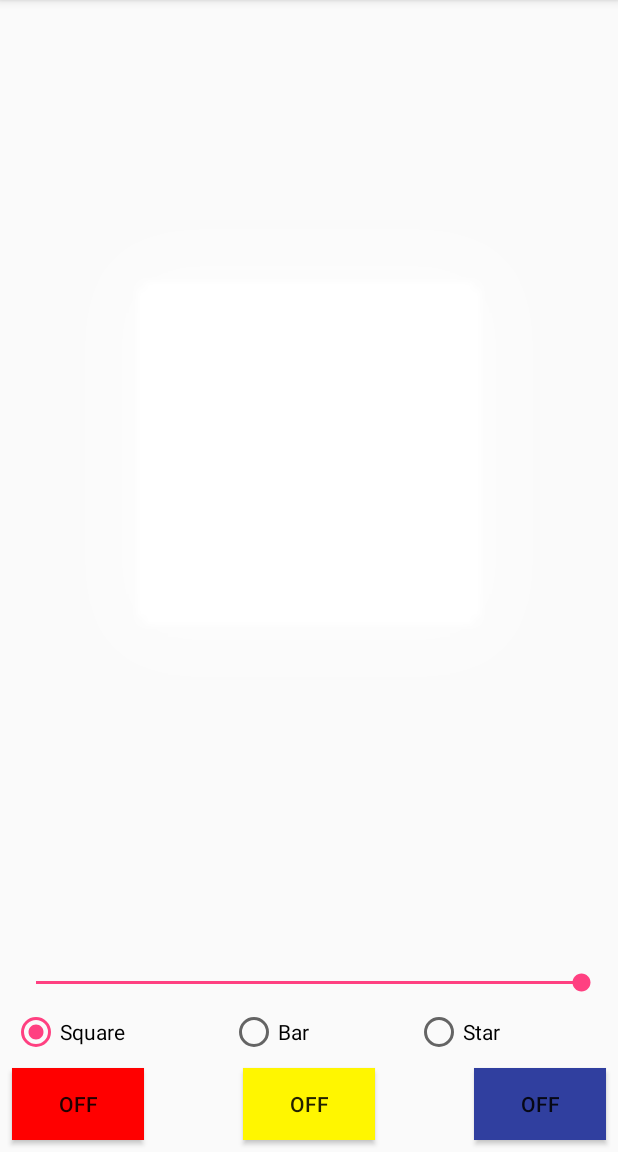
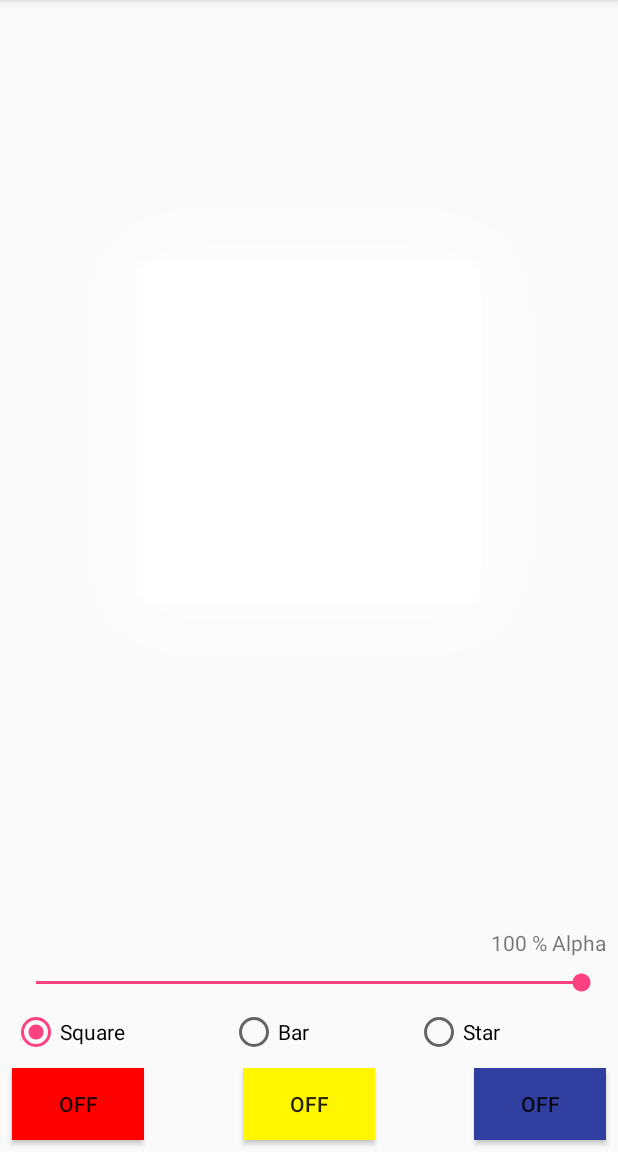
Before and after one commit to onero/MobileAssignmentGuiControls, an Android app: the HelloWorldActivity screen opened directly, with no data from a screen before it, after a tap on "Square", on a phone screen of 412 x 824 dp, the part 84-1236 px from its top. Run offline under Robolectric (Android 15) with nearby library versions, the phone set to English and light mode, and no system bars.

Commit message:
Refactored code + added alpha textView

```diff
--- a/app/src/main/java/dk/adamino/mobileassignmentguicontrols/HelloWorldActivity.java
+++ b/app/src/main/java/dk/adamino/mobileassignmentguicontrols/HelloWorldActivity.java
@@ -4,12 +4,12 @@ import android.content.Context;
 import android.content.Intent;
 import android.support.v7.app.AppCompatActivity;
 import android.os.Bundle;
-import android.util.Log;
 import android.view.View;
 import android.widget.CompoundButton;
 import android.widget.ImageView;
 import android.widget.RadioButton;
 import android.widget.SeekBar;
+import android.widget.TextView;
 import android.widget.ToggleButton;
 
 import dk.adamino.mobileassignmentguicontrols.bll.ColorService;
@@ -17,13 +17,10 @@ import dk.adamino.mobileassignmentguicontrols.bll.IColorService;
 
 public class HelloWorldActivity extends AppCompatActivity {
 
-    private final int SQUARE_IMAGE_RES_ID = android.R.drawable.alert_light_frame;
-    private final int BAR_IMAGE_RES_ID = android.R.drawable.bottom_bar;
-    private final int STAR_IMAGE_RES_ID = android.R.drawable.star_big_off;
-
     private RadioButton mSquareRadioButton, mBarRadioButton, mStarRadioButton;
     private ToggleButton mRedToggleButton, mYellowToggleButton, mBlueToggleButton;
     private ImageView mDisplayImageView;
+    private TextView mAlphaTextView;
     private SeekBar mAlphaSeekBar;
 
     private IColorService mColorService;
@@ -48,12 +45,14 @@ public class HelloWorldActivity extends AppCompatActivity {
 
     private void initializeWidgets(){
         mDisplayImageView = findViewById(R.id.ivDisplay);
+        mAlphaTextView = findViewById(R.id.txtAlpha);
+
         mAlphaSeekBar = findViewById(R.id.sBarAlpha);
         mAlphaSeekBar.setProgress(100);
         mAlphaSeekBar.setOnSeekBarChangeListener(new SeekBar.OnSeekBarChangeListener() {
             @Override
             public void onProgressChanged(SeekBar seekBar, int progress, boolean fromUser) {
-                setImageAlpha(progress);
+                setAlpha(progress);
             }
 
             @Override
@@ -117,22 +116,24 @@ public class HelloWorldActivity extends AppCompatActivity {
         int id = radio.getId();
         switch (id){
             case R.id.rbtnSquare:{
-                mDisplayImageView.setImageResource(SQUARE_IMAGE_RES_ID);
+                mDisplayImageView.setImageResource(android.R.drawable.alert_light_frame);
                 break;
             }
             case R.id.rbtnBar:{
-                mDisplayImageView.setImageResource(BAR_IMAGE_RES_ID);
+                mDisplayImageView.setImageResource(android.R.drawable.bottom_bar);
                 break;
             }
             case R.id.rbtnStar:{
-                mDisplayImageView.setImageResource(STAR_IMAGE_RES_ID);
+                mDisplayImageView.setImageResource(android.R.drawable.star_big_off);
                 break;
             }
         }
     }
 
-    private void setImageAlpha(int alphaFromSeekBar){
-        float alpha = alphaFromSeekBar;
+    private void setAlpha(int progressFromSeekBar){
+        mAlphaTextView.setText(progressFromSeekBar + getString(R.string.alpha_percent));
+
+        float alpha = progressFromSeekBar;
         alpha = alpha / 100;
         mDisplayImageView.setAlpha(alpha);
     }
--- a/app/src/main/res/layout/activity_hello_world.xml
+++ b/app/src/main/res/layout/activity_hello_world.xml
@@ -85,7 +85,7 @@
         android:layout_marginEnd="8dp"
         android:layout_marginStart="8dp"
         android:layout_marginTop="8dp"
-        app:layout_constraintBottom_toTopOf="@+id/sBarAlpha"
+        app:layout_constraintBottom_toTopOf="@+id/txtAlpha"
         app:layout_constraintEnd_toEndOf="parent"
         app:layout_constraintStart_toStartOf="parent"
         app:layout_constraintTop_toTopOf="parent"
@@ -102,4 +102,17 @@
         app:layout_constraintEnd_toEndOf="parent"
         app:layout_constraintStart_toStartOf="parent" />
 
+    <TextView
+        android:id="@+id/txtAlpha"
+        android:layout_width="0dp"
+        android:layout_height="wrap_content"
+        android:layout_marginBottom="8dp"
+        android:layout_marginEnd="8dp"
+        android:layout_marginStart="8dp"
+        android:text="100 % Alpha"
+        android:textAlignment="textEnd"
+        app:layout_constraintBottom_toTopOf="@+id/sBarAlpha"
+        app:layout_constraintEnd_toEndOf="parent"
+        app:layout_constraintStart_toStartOf="parent" />
+
 </android.support.constraint.ConstraintLayout>
--- a/app/src/main/res/values/strings.xml
+++ b/app/src/main/res/values/strings.xml
@@ -2,4 +2,5 @@
     <string name="app_name">MobileAssignmentGuiControls</string>
     <string name="rasmus">RASMUS</string>
     <string name="green">GREEN</string>
+    <string name="alpha_percent"> % Alpha</string>
 </resources>
```
